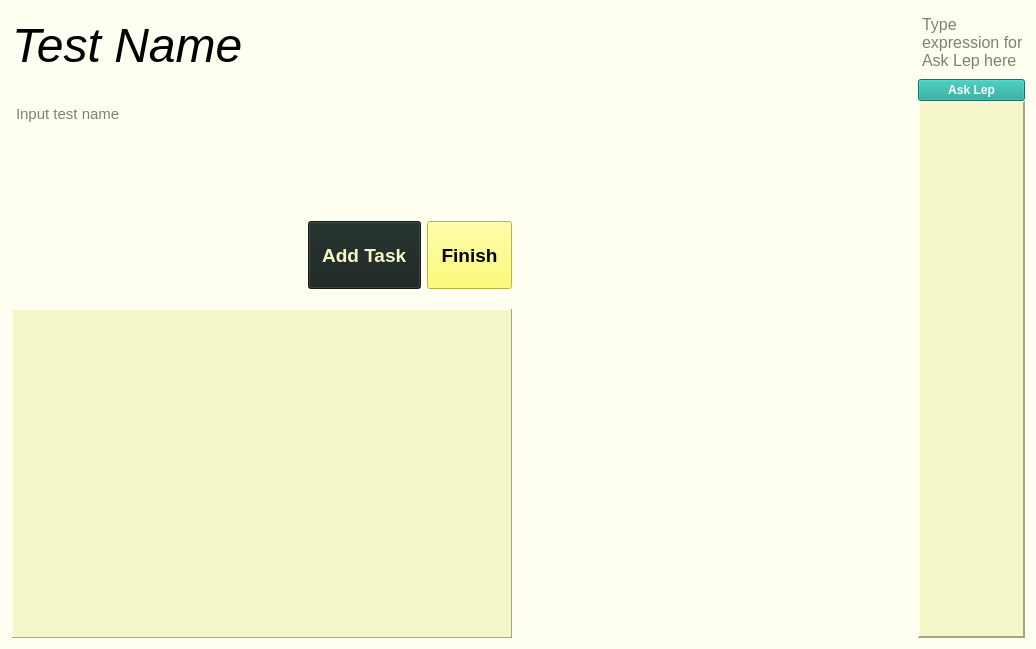
First picture: the form in src/views/ui/testMaking.ui, repository adibozzhanov/LeProgram, before the edit.
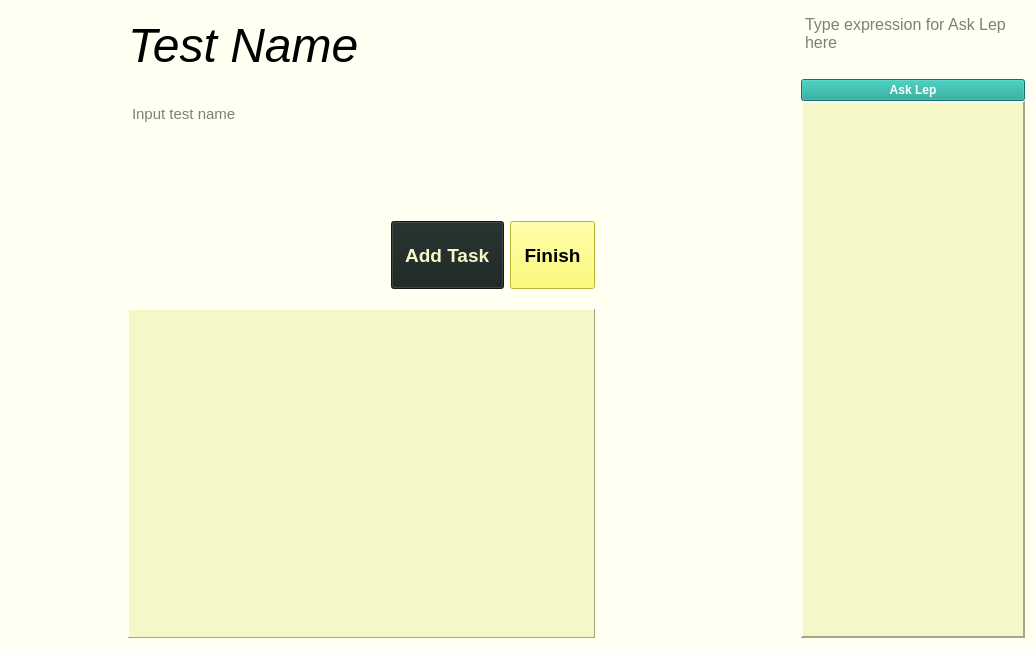
Second picture: the form after the edit.

Commit message: less wide test making

Patch:
```diff
--- a/src/views/ui/testMaking.ui
+++ b/src/views/ui/testMaking.ui
@@ -197,7 +197,7 @@
      </property>
      <property name="minimumSize">
       <size>
-       <width>100</width>
+       <width>50</width>
        <height>400</height>
       </size>
      </property>
@@ -234,7 +234,7 @@
      </property>
      <property name="minimumSize">
       <size>
-       <width>500</width>
+       <width>250</width>
        <height>200</height>
       </size>
      </property>
@@ -265,7 +265,7 @@
        <rect>
         <x>0</x>
         <y>0</y>
-        <width>498</width>
+        <width>458</width>
         <height>330</height>
        </rect>
       </property>
@@ -426,7 +426,7 @@
      </property>
      <property name="sizeHint" stdset="0">
       <size>
-       <width>400</width>
+       <width>200</width>
        <height>20</height>
       </size>
      </property>
```
The commit also changes 3 other files.
